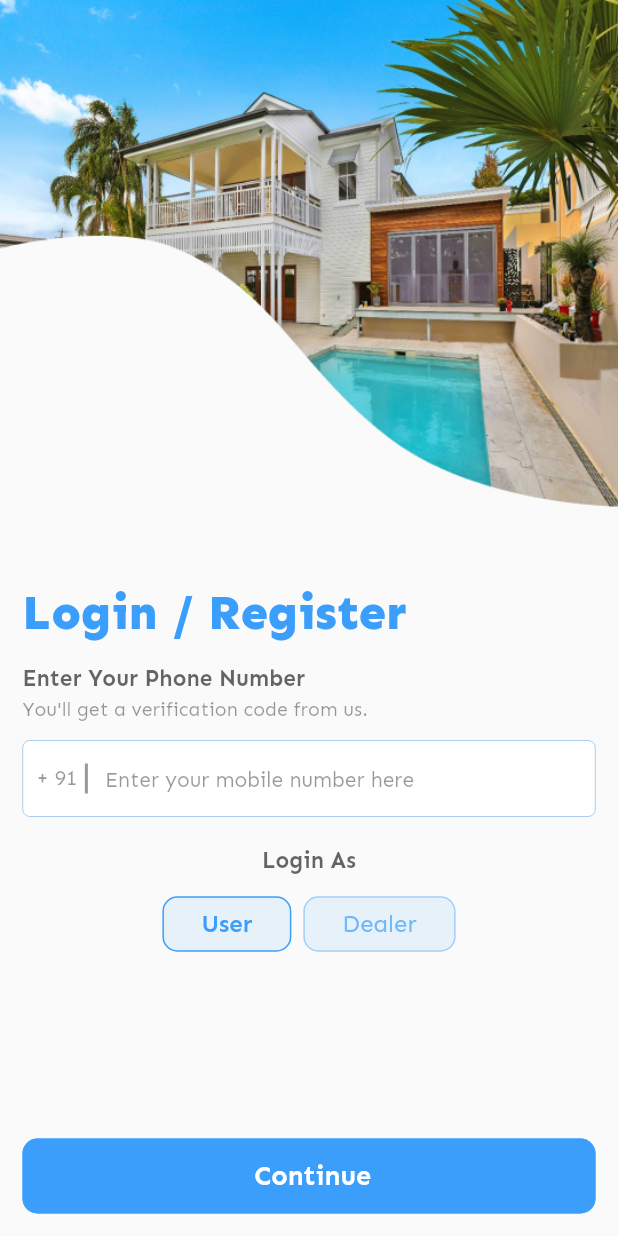
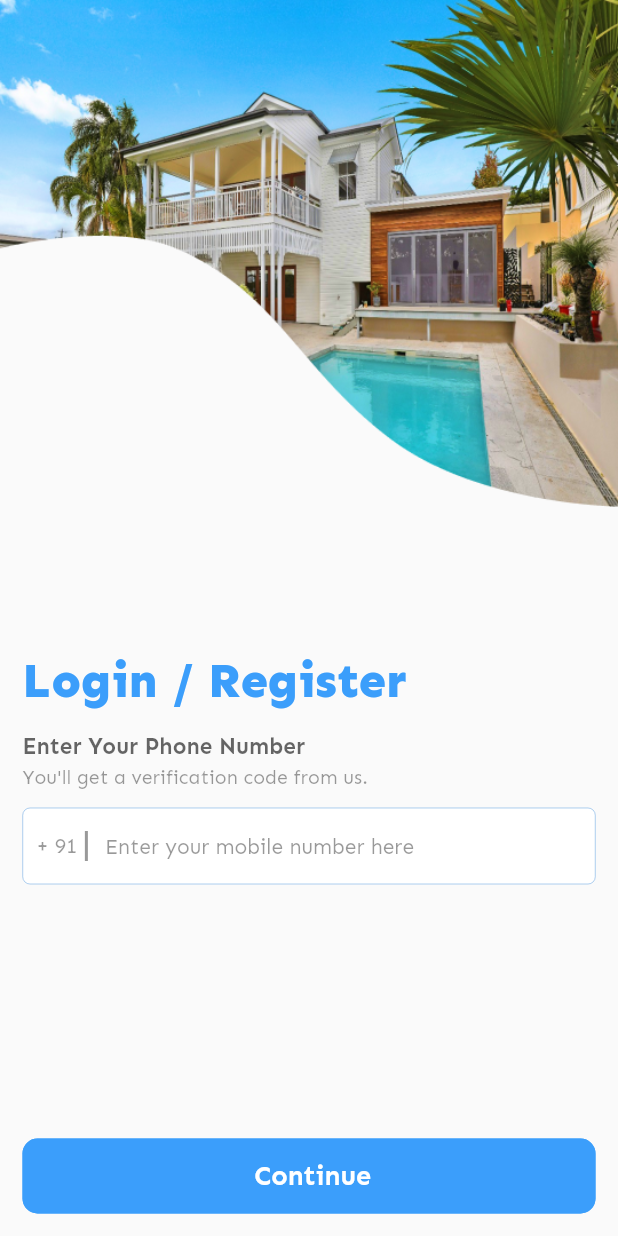
Before and after one commit to saurabh1230/myproperties, a Flutter app: the screen it shows after launch, on a phone screen of 412 x 824 dp. Run offline on Flutter 3.47's test engine with Material 3 defaults, Android fonts, the phone set to English and light mode, and no system bars; our stand-ins replace cached_network_image, carousel_slider, fan_carousel_image_slider, file_picker, flutter_svg, fluttertoast and 5 more; accounts and stored records are empty.

Commit message:
16-08-2024

```diff
--- /dev/null
+++ b/lib/controller/bookmark_controller.dart
@@ -0,0 +1,6 @@
+import 'package:get/get.dart';
+
+
+class BookmarkController extends GetxController implements GetxService {
+
+}
--- a/lib/controller/profile_controller.dart
+++ b/lib/controller/profile_controller.dart
@@ -110,7 +110,6 @@ class ProfileController extends GetxController implements GetxService {
 
     try {
       http.StreamedResponse response = await request.send();
-
       // Print the request details for debugging
       print('Request URL: ${request.url}');
       print('Request Method: ${request.method}');
--- a/lib/features/screens/auth/sign_up.dart
+++ b/lib/features/screens/auth/sign_up.dart
@@ -79,35 +79,35 @@ class SignUpScreen extends StatelessWidget {
                             },
                           ),
 
-                          sizedBox20(),
-                          Center(
-                              child: Text(
-                            "Login As",
-                            style: senBold.copyWith(
-                                color:
-                                    Theme.of(context).disabledColor.withOpacity(0.60),
-                                fontSize: Dimensions.fontSize15),
-                          )),
-                          sizedBoxDefault(),
-                          Center(
-                            child: Wrap(
-                              spacing: 8.0, // Space between chips
-                              runSpacing: 8.0, // Space between lines of chips
-                              children: List.generate(
-                                authControl.loginTypeList.length,
-                                // Assuming you have 2 buttons
-                                (index) {
-                                  return CustomSelectedButton(
-                                    tap: () {
-                                      authControl.selectLoginType(index);
-                                    },
-                                    title: authControl.loginTypeList[index],
-                                    isSelected: authControl.loginType == index,
-                                  );
-                                },
-                              ),
-                            ),
-                          ),
+                          // sizedBox20(),
+                          // Center(
+                          //     child: Text(
+                          //   "Login As",
+                          //   style: senBold.copyWith(
+                          //       color:
+                          //           Theme.of(context).disabledColor.withOpacity(0.60),
+                          //       fontSize: Dimensions.fontSize15),
+                          // )),
+                          // sizedBoxDefault(),
+                          // Center(
+                          //   child: Wrap(
+                          //     spacing: 8.0, // Space between chips
+                          //     runSpacing: 8.0, // Space between lines of chips
+                          //     children: List.generate(
+                          //       authControl.loginTypeList.length,
+                          //       // Assuming you have 2 buttons
+                          //       (index) {
+                          //         return CustomSelectedButton(
+                          //           tap: () {
+                          //             authControl.selectLoginType(index);
+                          //           },
+                          //           title: authControl.loginTypeList[index],
+                          //           isSelected: authControl.loginType == index,
+                          //         );
+                          //       },
+                          //     ),
+                          //   ),
+                          // ),
 
                         ],
                       ),
--- a/lib/features/screens/dashboard/dashboard.dart
+++ b/lib/features/screens/dashboard/dashboard.dart
@@ -46,7 +46,7 @@ class DashboardScreenState extends State<DashboardScreen> {
        HomeScreen(),
        const ExploreScreen(),
         SearchScreen(isBackButton: false,),
-       SavedScreen(),
+       const SavedScreen(),
        ProfileScreen(),
     ];
 
--- a/lib/features/widgets/custom_buttons.dart
+++ b/lib/features/widgets/custom_buttons.dart
@@ -71,7 +71,7 @@ class CustomOutlineButton extends StatelessWidget {
         ),
         padding: const EdgeInsets.symmetric(horizontal: Dimensions.paddingSize10, vertical: 8), // Padding
       ),
-      child: Row(
+      child: Row(mainAxisAlignment: MainAxisAlignment.center,
         children: [
           Icon(filter! ? Icons.tune: Icons.location_on_sharp , size: Dimensions.fontSizeDefault,),
           Text(
--- a/lib/utils/images.dart
+++ b/lib/utils/images.dart
@@ -31,4 +31,5 @@ class Images {
   static const String profilePlaceholder = 'assets/images/ic_profile_placeholder.png';
   static const String icRatings = 'assets/icons/ic_rating.png';
   static const String emptyDataImage = 'assets/images/ic_empty_data_image.png';
+  static const String icLogout = 'assets/icons/ic_logout.png';
 }
```
Also changed, not shown: lib/features/screens/dashboard/drawer.dart (+24 -8 lines), lib/features/screens/explore/explore_screen.dart (+6 -2 lines), lib/features/screens/profile/profile_screen.dart (+1 -9 lines), lib/features/screens/property/sale_and_rent_dashboard/sale_and_rent_screen.dart (+11 -11 lines), lib/features/widgets/custom_confirmation_dialog.dart (added, +98 -0 lines), assets/icons/ic_logout.png (added).
